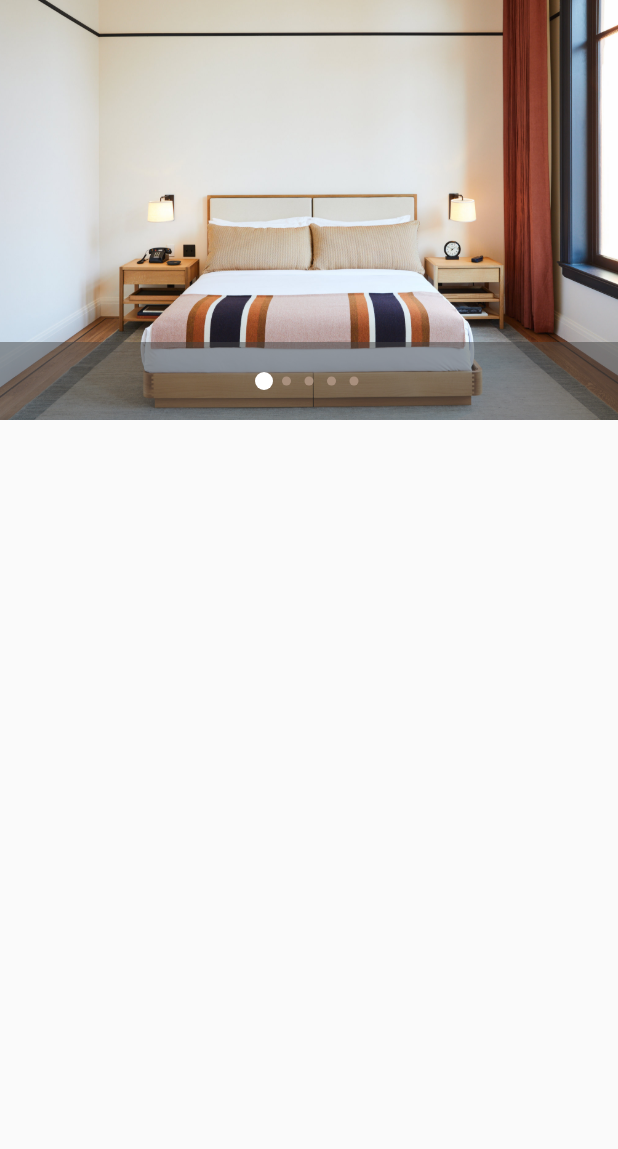
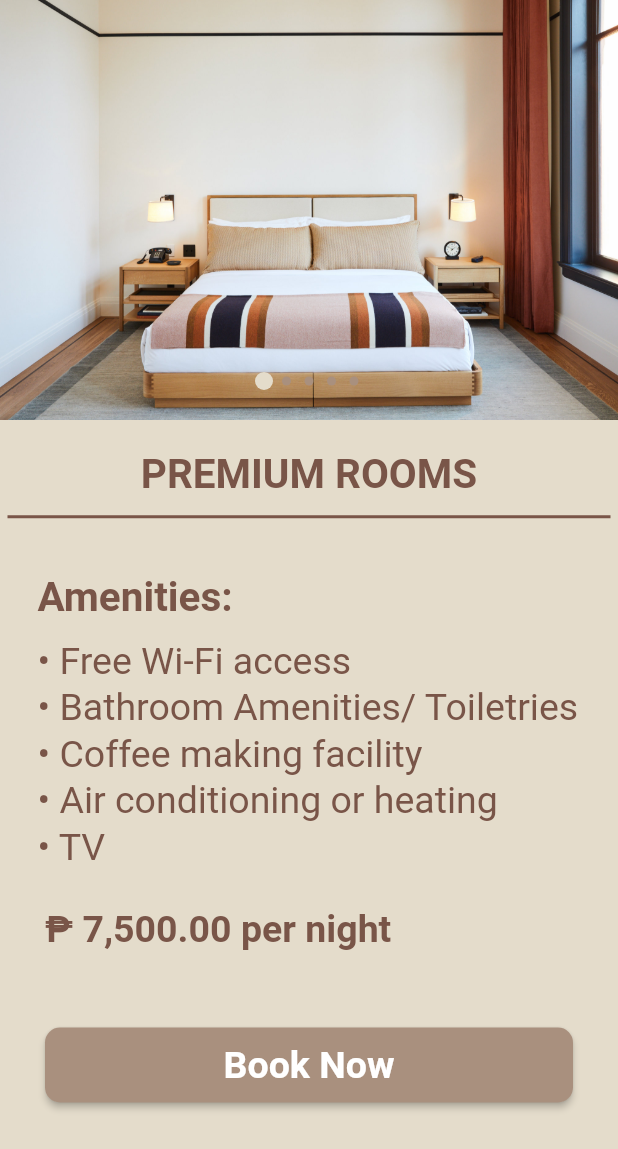
Before and after one commit to INN0C0DE/Delorian-Hotel-App, a Flutter app: the PremiumRoomSlider screen opened directly, on a phone screen of 412 x 824 dp. Shown: the top 1149 px of the screen. Run offline on Flutter 3.47's test engine with Material 2 defaults, Android fonts, the phone set to English and light mode, and no system bars; our stand-ins replace carousel_pro_nullsafety.

Commit message:
updated premium room pages

```diff
--- a/lib/premium_room.dart
+++ b/lib/premium_room.dart
@@ -1,4 +1,5 @@
 import 'package:carousel_pro_nullsafety/carousel_pro_nullsafety.dart';
+import 'package:delorian_hotel/booking_page.dart';
 import 'package:flutter/material.dart';
 
 class PremiumRoomPage extends StatelessWidget {
@@ -27,6 +28,7 @@ class _PremiumRoomSliderState extends State<PremiumRoomSlider> {
   @override
   Widget build(BuildContext context) {
     return Scaffold(
+      backgroundColor: const Color(0xFFE4DCCB),
       body: Center(
         child: Container(
           child: ListView(
@@ -35,8 +37,13 @@ class _PremiumRoomSliderState extends State<PremiumRoomSlider> {
                 height: 280,
                 width: double.infinity,
                 child: Carousel(
+                  autoplay: true,
+                  autoplayDuration: const Duration(seconds: 4),
+                  animationCurve: Curves.linearToEaseOut,
+                  animationDuration: const Duration(milliseconds: 4000),
+                  dotBgColor: Colors.transparent,
                   dotColor: const Color(0xFFA9907E),
-                  dotIncreasedColor: Colors.white,
+                  dotIncreasedColor: const Color(0xFFE4DCCB),
                   dotSize: 6.0,
                   dotSpacing: 15.0,
                   dotPosition: DotPosition.bottomCenter,
@@ -49,6 +56,151 @@ class _PremiumRoomSliderState extends State<PremiumRoomSlider> {
                   ],
                 ),
               ),
+              const SizedBox(
+                height: 20,
+              ),
+              const Text(
+                'PREMIUM ROOMS',
+                style: TextStyle(
+                  fontSize: 27,
+                  fontWeight: FontWeight.bold,
+                  color: Colors.brown,
+                ),
+                textAlign: TextAlign.center,
+              ),
+              const Divider(
+                color: Colors.brown,
+                height: 25,
+                thickness: 2,
+                indent: 5,
+                endIndent: 5,
+              ),
+              const SizedBox(
+                height: 10,
+              ),
+              const Padding(
+                padding:
+                    EdgeInsets.only(left: 25, bottom: 1, right: 1, top: 15),
+                child: Text(
+                  'Amenities:',
+                  style: TextStyle(
+                    fontSize: 27,
+                    fontWeight: FontWeight.bold,
+                    color: Colors.brown,
+                  ),
+                ),
+              ),
+              const SizedBox(
+                height: 10,
+              ),
+              //bullet
+              const Padding(
+                padding: EdgeInsets.only(left: 25, bottom: 1, right: 1, top: 1),
+                child: Text(
+                  '• Free Wi-Fi access',
+                  style: TextStyle(
+                    fontSize: 25,
+                    // fontWeight: FontWeight.bold,
+                    color: Colors.brown,
+                  ),
+                ),
+              ),
+              const Padding(
+                padding: EdgeInsets.only(left: 25, bottom: 1, right: 1, top: 1),
+                child: Text(
+                  '• Bathroom Amenities/ Toiletries',
+                  style: TextStyle(
+                    fontSize: 25,
+                    // fontWeight: FontWeight.bold,
+                    color: Colors.brown,
+                  ),
+                ),
+              ),
+              const Padding(
+                padding: EdgeInsets.only(left: 25, bottom: 1, right: 1, top: 1),
+                child: Text(
+                  '• Coffee making facility',
+                  style: TextStyle(
+                    fontSize: 25,
+                    // fontWeight: FontWeight.bold,
+                    color: Colors.brown,
+                  ),
+                ),
+              ),
+              const Padding(
+                padding: EdgeInsets.only(left: 25, bottom: 1, right: 1, top: 1),
+                child: Text(
+                  '• Air conditioning or heating',
+                  style: TextStyle(
+                    fontSize: 25,
+                    // fontWeight: FontWeight.bold,
+                    color: Colors.brown,
+                  ),
+                ),
+              ),
+              const Padding(
+                padding: EdgeInsets.only(left: 25, bottom: 1, right: 1, top: 1),
+                child: Text(
+                  '• TV',
+                  style: TextStyle(
+                    fontSize: 25,
+                    // fontWeight: FontWeight.bold,
+                    color: Colors.brown,
+                  ),
+                ),
+              ),
+              const SizedBox(
+                height: 10,
+              ),
+              const Padding(
+                padding:
+                    EdgeInsets.only(left: 30, bottom: 1, right: 1, top: 15),
+                child: Text(
+                  '₱ 7,500.00 per night',
+                  style: TextStyle(
+                    fontSize: 25,
+                    fontWeight: FontWeight.bold,
+                    color: Colors.brown,
+                  ),
+                  textAlign: TextAlign.left,
+                ),
+              ),
+              const SizedBox(
+                height: 50,
+              ),
+              //Book now button
+              Padding(
+                padding: const EdgeInsets.only(left: 30, right: 30),
+                child: SizedBox(
+                  height: 50,
+                  width: double.infinity,
+                  child: ElevatedButton(
+                    style: ElevatedButton.styleFrom(
+                      backgroundColor: const Color(0xFFA9907E),
+                      shape: RoundedRectangleBorder(
+                        borderRadius: BorderRadius.circular(10),
+                      ),
+                    ),
+                    onPressed: () {
+                      Navigator.of(context).pushReplacement(
+                        MaterialPageRoute(
+                          builder: (BuildContext context) {
+                            return const BookingPage();
+                          },
+                        ),
+                      );
+                    },
+                    child: const Text(
+                      'Book Now',
+                      style: TextStyle(
+                        fontSize: 25,
+                        fontWeight: FontWeight.bold,
+                        color: Colors.white,
+                      ),
+                    ),
+                  ),
+                ),
+              ),
             ],
           ),
         ),
```
